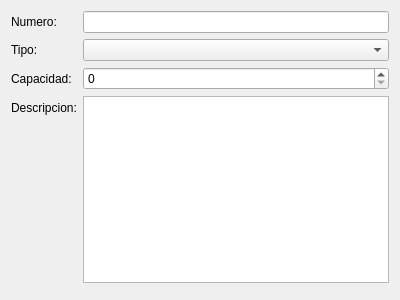
Before: the Qt Designer form src/ui/unidad.ui in leosmolas/conotels, drawn with Qt 5.
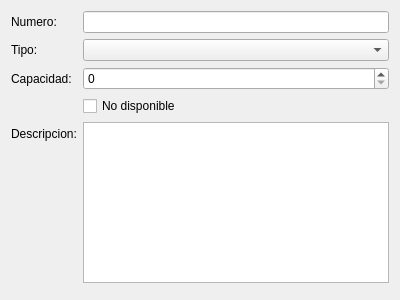
After: the same form once the commit is applied.

Patch:
```diff
--- a/src/ui/unidad.ui
+++ b/src/ui/unidad.ui
@@ -37,7 +37,7 @@
        </property>
       </widget>
      </item>
-     <item row="3" column="0">
+     <item row="4" column="0">
       <widget class="QLabel" name="label_4">
        <property name="text">
         <string>Descripcion:</string>
@@ -47,7 +47,7 @@
      <item row="0" column="1">
       <widget class="QLineEdit" name="numeroLine"/>
      </item>
-     <item row="3" column="1">
+     <item row="4" column="1">
       <widget class="QPlainTextEdit" name="descripcionText"/>
      </item>
      <item row="1" column="1">
@@ -56,6 +56,13 @@
      <item row="2" column="1">
       <widget class="QSpinBox" name="capacidadSpin"/>
      </item>
+     <item row="3" column="1">
+      <widget class="QCheckBox" name="noDisponibleCheck">
+       <property name="text">
+        <string>No disponible</string>
+       </property>
+      </widget>
+     </item>
     </layout>
    </item>
    <item row="1" column="0">
```
